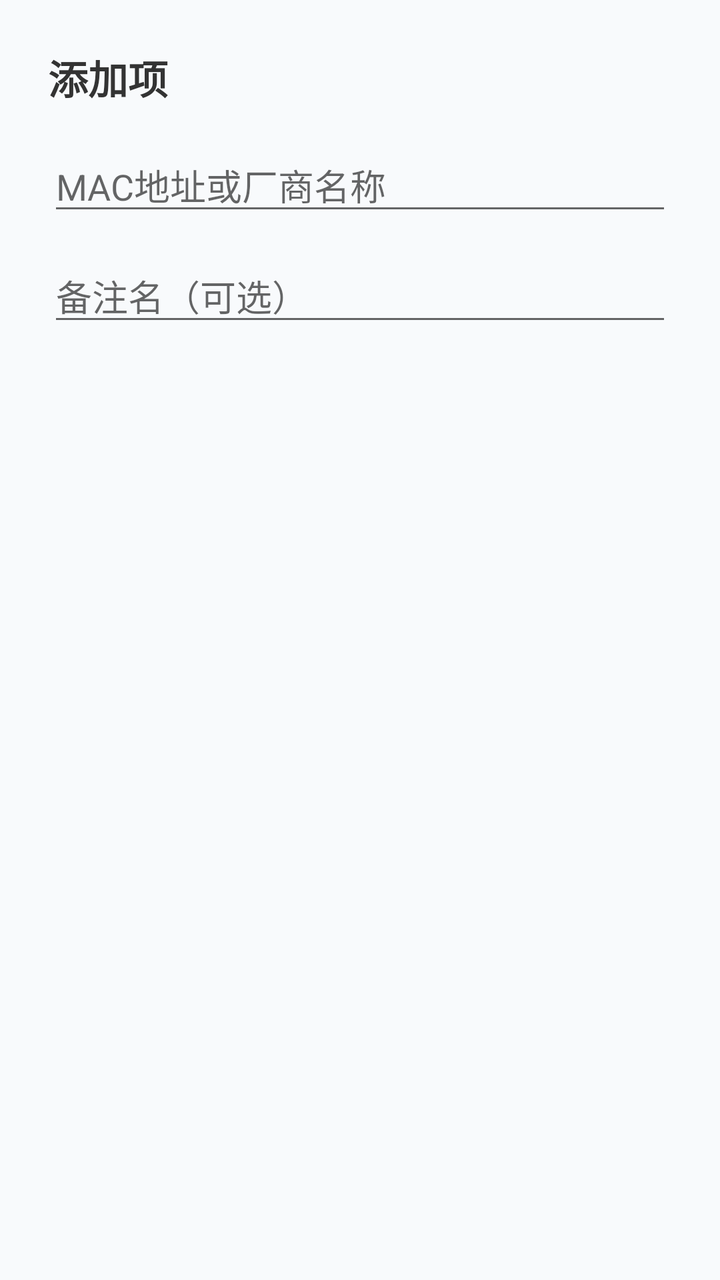
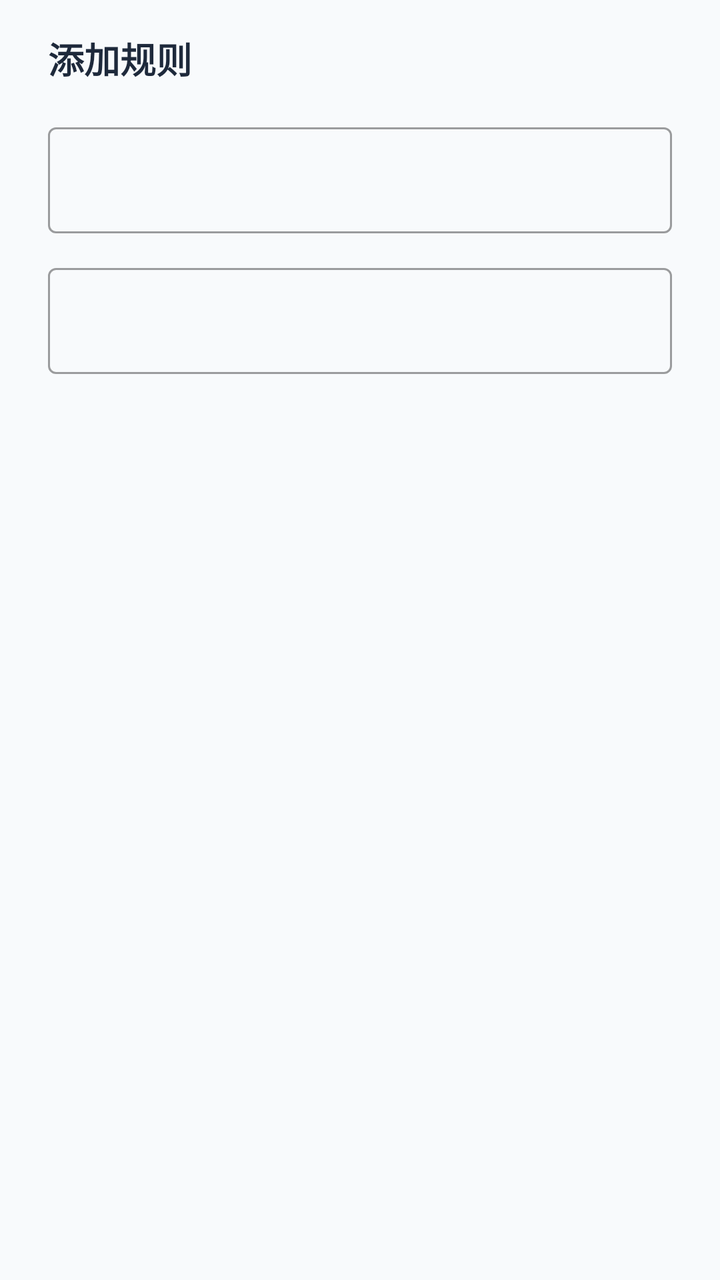

Screens rendered from an Android XML layout before and after an edit, with the pre-edit source and the edit as a unified diff.
<!-- AndroidManifest.xml: application theme Theme.Signal_dectect -->
<!-- res/layout/dialog_add_list_item.xml -->
<?xml version="1.0" encoding="utf-8"?>
<LinearLayout xmlns:android="http://schemas.android.com/apk/res/android"
    android:layout_width="match_parent"
    android:layout_height="wrap_content"
    android:orientation="vertical"
    android:padding="24dp">

    <TextView
        android:id="@+id/tv_dialog_title"
        android:layout_width="match_parent"
        android:layout_height="wrap_content"
        android:text="添加项"
        android:textSize="20sp"
        android:textStyle="bold"
        android:textColor="#333333"
        android:layout_marginBottom="16dp" />

    <EditText
        android:id="@+id/et_primary"
        android:layout_width="match_parent"
        android:layout_height="wrap_content"
        android:hint="MAC地址或厂商名称"
        android:inputType="text"
        android:layout_marginBottom="12dp" />

    <EditText
        android:id="@+id/et_secondary"
        android:layout_width="match_parent"
        android:layout_height="wrap_content"
        android:hint="备注名（可选）"
        android:inputType="text" />

</LinearLayout>
<!-- resources referenced by this layout -->
<resources>
  <style name="Theme.Signal_dectect" parent="Theme.MaterialComponents.DayNight.NoActionBar">
          
          <item name="colorPrimary">@color/primary</item>
          <item name="colorPrimaryVariant">@color/primary_variant</item>
          <item name="colorOnPrimary">@color/on_primary</item>
          
          
          <item name="colorSecondary">@color/secondary</item>
          <item name="colorSecondaryVariant">@color/secondary_variant</item>
          <item name="colorOnSecondary">@color/on_secondary</item>
          
          
          <item name="android:windowBackground">@color/background</item>
          <item name="colorSurface">@color/surface</item>
          
          
          <item name="android:statusBarColor">@color/background</item>
          <item name="android:windowLightStatusBar">true</item>
          
          
      </style>
  <color name="primary">#2563EB</color>
  <color name="primary_variant">#1D4ED8</color>
  <color name="on_primary">#FFFFFF</color>
  <color name="secondary">#0EA5E9</color>
  <color name="secondary_variant">#0284C7</color>
  <color name="on_secondary">#FFFFFF</color>
  <color name="background">#F8FAFC</color>
  <color name="surface">#FFFFFF</color>
</resources>

<!-- the commit's change to res/layout/dialog_add_list_item.xml (unified diff, before → after) -->
@@ -1,33 +1,53 @@
 <?xml version="1.0" encoding="utf-8"?>
 <LinearLayout xmlns:android="http://schemas.android.com/apk/res/android"
+    xmlns:app="http://schemas.android.com/apk/res-auto"
     android:layout_width="match_parent"
     android:layout_height="wrap_content"
     android:orientation="vertical"
-    android:padding="24dp">
+    android:paddingHorizontal="24dp"
+    android:paddingVertical="16dp">
 
     <TextView
         android:id="@+id/tv_dialog_title"
         android:layout_width="match_parent"
         android:layout_height="wrap_content"
-        android:text="添加项"
-        android:textSize="20sp"
+        android:text="添加规则"
+        android:textSize="18sp"
         android:textStyle="bold"
-        android:textColor="#333333"
+        android:textColor="@color/text_primary"
         android:layout_marginBottom="16dp" />
 
-    <EditText
-        android:id="@+id/et_primary"
+    
+    <com.google.android.material.textfield.TextInputLayout
+        android:id="@+id/til_primary"
         android:layout_width="match_parent"
         android:layout_height="wrap_content"
-        android:hint="MAC地址或厂商名称"
-        android:inputType="text"
-        android:layout_marginBottom="12dp" />
+        android:layout_marginBottom="12dp"
+        style="@style/Widget.MaterialComponents.TextInputLayout.OutlinedBox">
 
-    <EditText
-        android:id="@+id/et_secondary"
+        <com.google.android.material.textfield.TextInputEditText
+            android:id="@+id/et_primary"
+            android:layout_width="match_parent"
+            android:layout_height="wrap_content"
+            android:textColor="@color/text_primary"
+            android:textSize="14sp"
+            android:inputType="text" />
+    </com.google.android.material.textfield.TextInputLayout>
+
+    
+    <com.google.android.material.textfield.TextInputLayout
+        android:id="@+id/til_secondary"
         android:layout_width="match_parent"
         android:layout_height="wrap_content"
-        android:hint="备注名（可选）"
-        android:inputType="text" />
+        style="@style/Widget.MaterialComponents.TextInputLayout.OutlinedBox">
+
+        <com.google.android.material.textfield.TextInputEditText
+            android:id="@+id/et_secondary"
+            android:layout_width="match_parent"
+            android:layout_height="wrap_content"
+            android:textColor="@color/text_primary"
+            android:textSize="14sp"
+            android:inputType="text" />
+    </com.google.android.material.textfield.TextInputLayout>
 
 </LinearLayout>
<!-- resource entries referenced after the edit -->
@@ -1,5 +1,6 @@
 <!-- resources referenced by this layout -->
 <resources>
+  <color name="text_primary">#1E293B</color>
   <style name="Theme.Signal_dectect" parent="Theme.MaterialComponents.DayNight.NoActionBar">
           
           <item name="colorPrimary">@color/primary</item>
